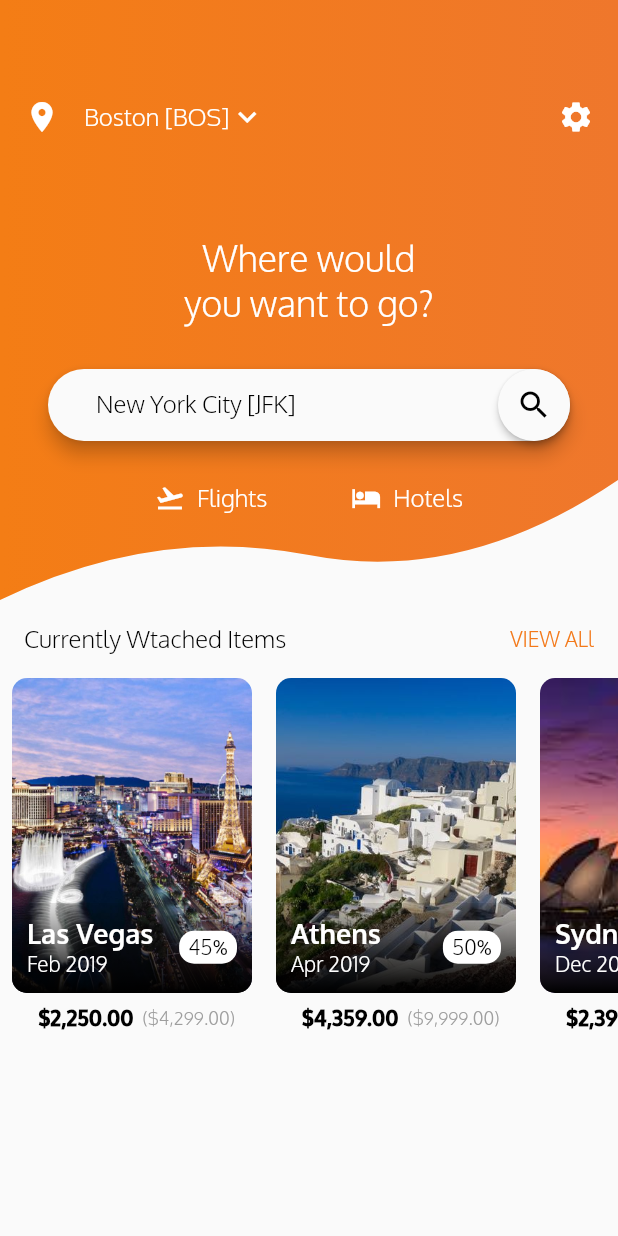
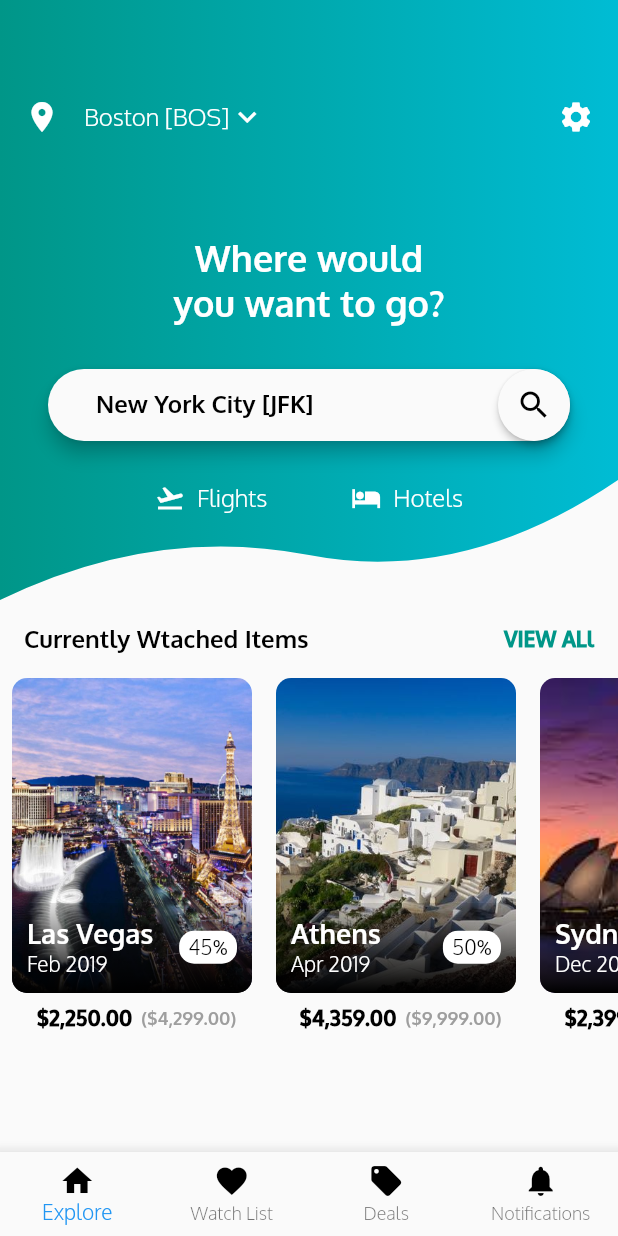
Before and after one commit to ajay1706/Flight-UI, a Flutter app: the screen it shows after launch, on a phone screen of 412 x 824 dp. Run offline on Flutter 3.47's test engine with Material 2 defaults, Android fonts, the phone set to English and light mode, and no system bars.

Commit message:
adding bottom navigation bar

```diff
--- /dev/null
+++ b/flight_app/lib/custom_appbar.dart
@@ -0,0 +1,48 @@
+import 'package:flutter/material.dart';
+
+class CustomAppBar extends StatelessWidget {
+List<BottomNavigationBarItem> bottomBarItem = [];
+CustomAppBar(){
+
+   bottomBarItem.add(
+    BottomNavigationBarItem(
+      title: Text("Explore",style: TextStyle(color: Colors.black),),
+      icon:Icon(Icons.home,color: Colors.black,) )
+
+  );
+
+   bottomBarItem.add(
+    BottomNavigationBarItem(
+      title: Text("Watch List",style: TextStyle(color: Colors.black),),
+      icon:Icon(Icons.favorite,color: Colors.black,) )
+
+  );
+
+   bottomBarItem.add(
+    BottomNavigationBarItem(
+      title: Text("Deals",style: TextStyle(color: Colors.black),),
+      icon:Icon(Icons.local_offer,color: Colors.black,) )
+
+  );
+
+   bottomBarItem.add(
+    BottomNavigationBarItem(
+      title: Text("Notifications",style: TextStyle(color: Colors.black),),
+      icon:Icon(Icons.notifications,color: Colors.black,) )
+
+  );
+}
+
+
+  @override
+  Widget build(BuildContext context) {
+    return Material(
+      elevation: 10.0,
+          child: BottomNavigationBar(
+        items: bottomBarItem,
+        type: BottomNavigationBarType.fixed,
+
+      ),
+    );
+  }
+}
--- a/flight_app/lib/main.dart
+++ b/flight_app/lib/main.dart
@@ -1,3 +1,4 @@
+import 'package:flight_app/custom_appbar.dart';
 import 'package:flight_app/custom_shape_clipper.dart';
 import 'package:flutter/material.dart';
 import 'package:intl/intl.dart';
@@ -8,11 +9,11 @@ void main() => runApp(MaterialApp(
       theme: appTheme,
     ));
 
-Color firstColor = Color(0xFFF47D15);
-Color secondColor = Color(0xFFEF772C);
+Color firstColor = Colors.teal;
+Color secondColor = Colors.cyan;
 
 ThemeData appTheme =
-    ThemeData(primaryColor: Color(0xFFF3791A), fontFamily: "Oxygen");
+    ThemeData(primaryColor: Colors.teal, fontFamily: "Oxygen",);
 
 List<String> locations = ['Boston [BOS]', 'New York City [JFK]'];
 
@@ -20,6 +21,7 @@ class HomeScreen extends StatelessWidget {
   @override
   Widget build(BuildContext context) {
     return Scaffold(
+      bottomNavigationBar: CustomAppBar(),
       body: Column(
         children: <Widget>[
           HomeScreenTopPart(),
@@ -33,7 +35,7 @@ class HomeScreen extends StatelessWidget {
 const TextStyle dropdownLableStyle =
     TextStyle(color: Colors.white, fontSize: 16);
 const TextStyle dropdownMenuItemStyle =
-    TextStyle(color: Colors.black, fontSize: 16);
+    TextStyle(color: Colors.black, fontSize: 16,fontWeight: FontWeight.bold);
 
 class HomeScreenTopPart extends StatefulWidget {
   @override
@@ -118,6 +120,7 @@ class _HomeScreenTopPartState extends State<HomeScreenTopPart> {
                   style: TextStyle(
                     fontSize: 24,
                     color: Colors.white,
+                    fontWeight: FontWeight.bold
                   ),
                   textAlign: TextAlign.center,
                 ),
@@ -226,7 +229,7 @@ class _ChoiceChipState extends State<ChoiceChip> {
   }
 }
 
-var viewAllStyle = TextStyle(fontSize: 14, color: appTheme.primaryColor);
+var viewAllStyle = TextStyle(fontSize: 14, color: appTheme.primaryColor,fontWeight: FontWeight.w900);
 
 var homeScreenBottom = Column(
   children: <Widget>[
@@ -374,7 +377,7 @@ class CityCard extends StatelessWidget {
                   "(${formatCurrency.format(oldPrice)})",
                   style: TextStyle(
                       color: Colors.grey,
-                      fontWeight: FontWeight.normal,
+                      fontWeight: FontWeight.w600,
                       fontSize: 12.0),
                 ),
               ),
```
